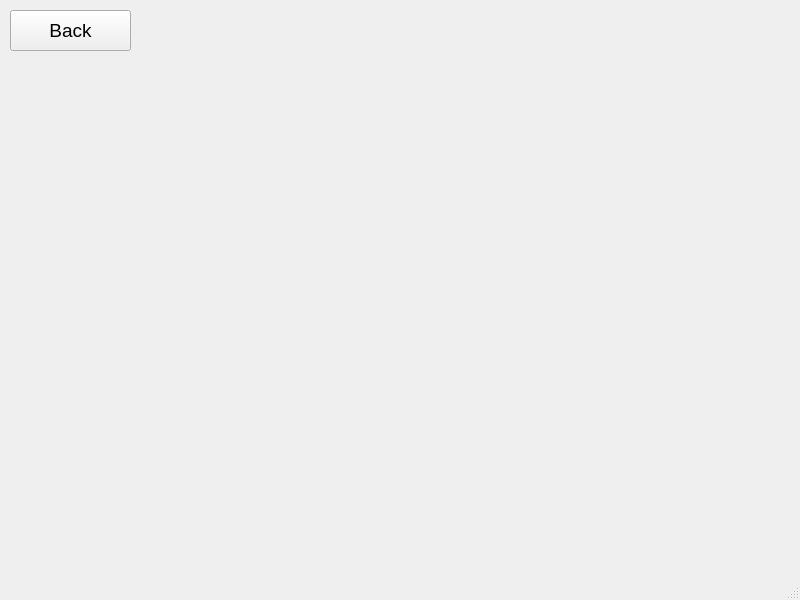
Above: joinwindow.ui from Mamad-MD/JukeBox-MusicPlayer- before the change. Below: the same form after it.
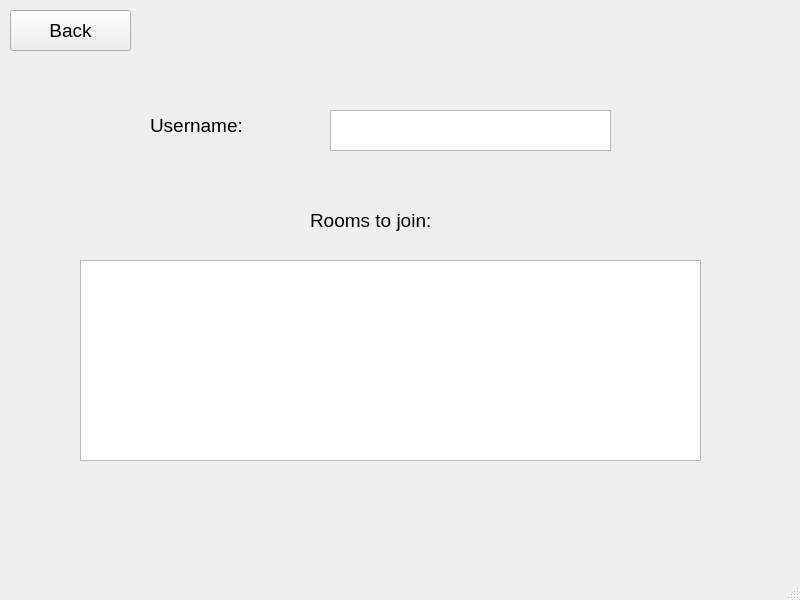
That is the form after the change.

Commit message: the simple primary host and join windows ui is done

Patch:
```diff
--- a/joinwindow.ui
+++ b/joinwindow.ui
@@ -32,6 +32,67 @@
      <string>Back</string>
     </property>
    </widget>
+   <widget class="QListView" name="Listview_Rooms">
+    <property name="geometry">
+     <rect>
+      <x>80</x>
+      <y>260</y>
+      <width>621</width>
+      <height>201</height>
+     </rect>
+    </property>
+   </widget>
+   <widget class="QLabel" name="Label_Username">
+    <property name="geometry">
+     <rect>
+      <x>150</x>
+      <y>100</y>
+      <width>161</width>
+      <height>51</height>
+     </rect>
+    </property>
+    <property name="font">
+     <font>
+      <pointsize>14</pointsize>
+     </font>
+    </property>
+    <property name="text">
+     <string>Username:</string>
+    </property>
+   </widget>
+   <widget class="QLabel" name="Label_List">
+    <property name="geometry">
+     <rect>
+      <x>310</x>
+      <y>200</y>
+      <width>171</width>
+      <height>41</height>
+     </rect>
+    </property>
+    <property name="font">
+     <font>
+      <pointsize>14</pointsize>
+     </font>
+    </property>
+    <property name="text">
+     <string>Rooms to join:</string>
+    </property>
+   </widget>
+   <widget class="QTextEdit" name="Textedit_Username">
+    <property name="geometry">
+     <rect>
+      <x>330</x>
+      <y>110</y>
+      <width>281</width>
+      <height>41</height>
+     </rect>
+    </property>
+    <property name="font">
+     <font>
+      <pointsize>16</pointsize>
+     </font>
+    </property>
+   </widget>
   </widget>
   <widget class="QMenuBar" name="menubar">
    <property name="geometry">
```
